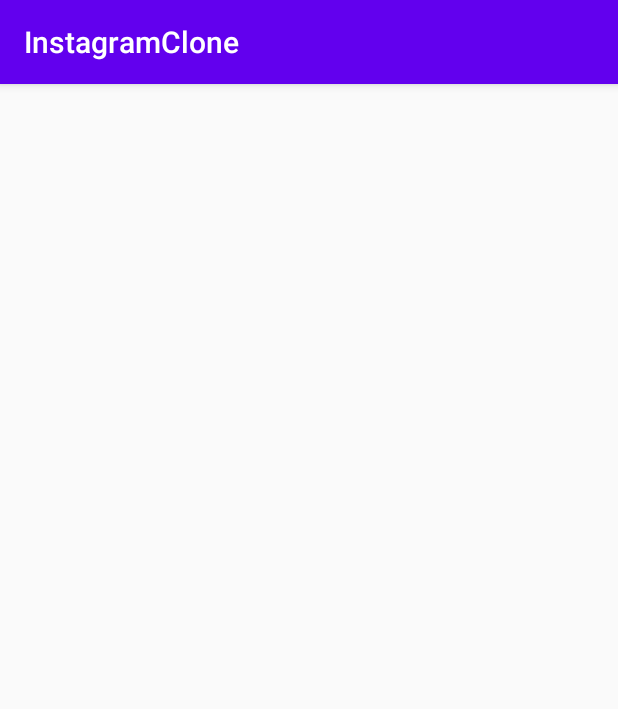
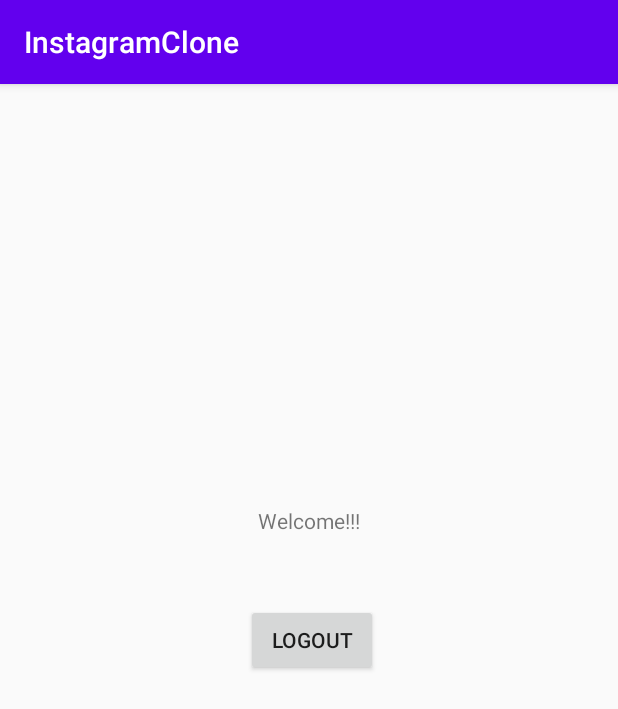
Before and after one commit to abhishek1117/InstagramClone, an Android app: the WelcomeActivity screen opened directly, with no data from a screen before it, on a phone screen of 412 x 824 dp. Shown: the top 709 px of the screen. Run offline under Robolectric (Android 15) with nearby library versions, the phone set to English and light mode, and no system bars; libraries missing offline, so code that uses them is left out: com.parse; 1 statement that could not run was skipped.

Commit message:
Login and Logout

```diff
--- a/app/src/main/java/com/example/instagramclone/SignUpLoginActivity.java
+++ b/app/src/main/java/com/example/instagramclone/SignUpLoginActivity.java
@@ -1,5 +1,6 @@
 package com.example.instagramclone;
 
+import android.content.Intent;
 import android.os.Bundle;
 import android.view.View;
 import android.widget.Button;
@@ -42,6 +43,8 @@ public class SignUpLoginActivity extends AppCompatActivity {
                         if (e == null){
                             FancyToast.makeText(SignUpLoginActivity.this, appuser.getUsername() + " is successfully signed up",
                                     FancyToast.LENGTH_LONG,FancyToast.SUCCESS,true).show();
+                            Intent intent = new Intent(SignUpLoginActivity.this, WelcomeActivity.class);
+                            startActivity(intent);
                         }else{
                             FancyToast.makeText(SignUpLoginActivity.this, e.getMessage(),
                                     FancyToast.LENGTH_LONG,FancyToast.ERROR,true).show();
@@ -61,6 +64,9 @@ public class SignUpLoginActivity extends AppCompatActivity {
                         if(user != null && e == null){
                             FancyToast.makeText(SignUpLoginActivity.this, user.getUsername() + " is successfully logged in",
                                     FancyToast.LENGTH_LONG,FancyToast.SUCCESS,true).show();
+
+                            Intent intent = new Intent(SignUpLoginActivity.this, WelcomeActivity.class);
+                            startActivity(intent);
                         }else{
                             FancyToast.makeText(SignUpLoginActivity.this, e.getMessage(),
                                     FancyToast.LENGTH_LONG,FancyToast.ERROR,true).show();
--- a/app/src/main/java/com/example/instagramclone/WelcomeActivity.java
+++ b/app/src/main/java/com/example/instagramclone/WelcomeActivity.java
@@ -3,6 +3,10 @@ package com.example.instagramclone;
 import androidx.appcompat.app.AppCompatActivity;
 
 import android.os.Bundle;
+import android.view.View;
+import android.widget.TextView;
+
+import com.parse.ParseUser;
 
 public class WelcomeActivity extends AppCompatActivity {
 
@@ -10,5 +14,18 @@ public class WelcomeActivity extends AppCompatActivity {
     protected void onCreate(Bundle savedInstanceState) {
         super.onCreate(savedInstanceState);
         setContentView(R.layout.activity_welcome);
+        TextView txtwelcome = findViewById(R.id.txtwelcome);
+
+        txtwelcome.setText("Welcome! " + ParseUser.getCurrentUser().getUsername());
+        findViewById(R.id.btnlogout).setOnClickListener(new View.OnClickListener() {
+            @Override
+            public void onClick(View v) {
+
+                ParseUser.logOut();
+                finish();
+
+            }
+        });
+
     }
 }
--- a/app/src/main/res/layout/activity_welcome.xml
+++ b/app/src/main/res/layout/activity_welcome.xml
@@ -6,4 +6,31 @@
     android:layout_height="match_parent"
     tools:context=".WelcomeActivity">
 
+    <TextView
+        android:id="@+id/txtwelcome"
+        android:layout_width="wrap_content"
+        android:layout_height="wrap_content"
+        android:layout_marginStart="176dp"
+        android:layout_marginLeft="176dp"
+        android:layout_marginTop="281dp"
+        android:layout_marginEnd="176dp"
+        android:layout_marginRight="176dp"
+        android:text="Welcome!!!"
+        app:layout_constraintEnd_toEndOf="parent"
+        app:layout_constraintStart_toStartOf="parent"
+        app:layout_constraintTop_toTopOf="parent" />
+
+    <Button
+        android:id="@+id/btnlogout"
+        android:layout_width="wrap_content"
+        android:layout_height="wrap_content"
+        android:layout_marginStart="163dp"
+        android:layout_marginLeft="163dp"
+        android:layout_marginTop="46dp"
+        android:layout_marginEnd="160dp"
+        android:layout_marginRight="160dp"
+        android:text="Logout"
+        app:layout_constraintEnd_toEndOf="parent"
+        app:layout_constraintStart_toStartOf="parent"
+        app:layout_constraintTop_toBottomOf="@+id/txtwelcome" />
 </androidx.constraintlayout.widget.ConstraintLayout>
```
